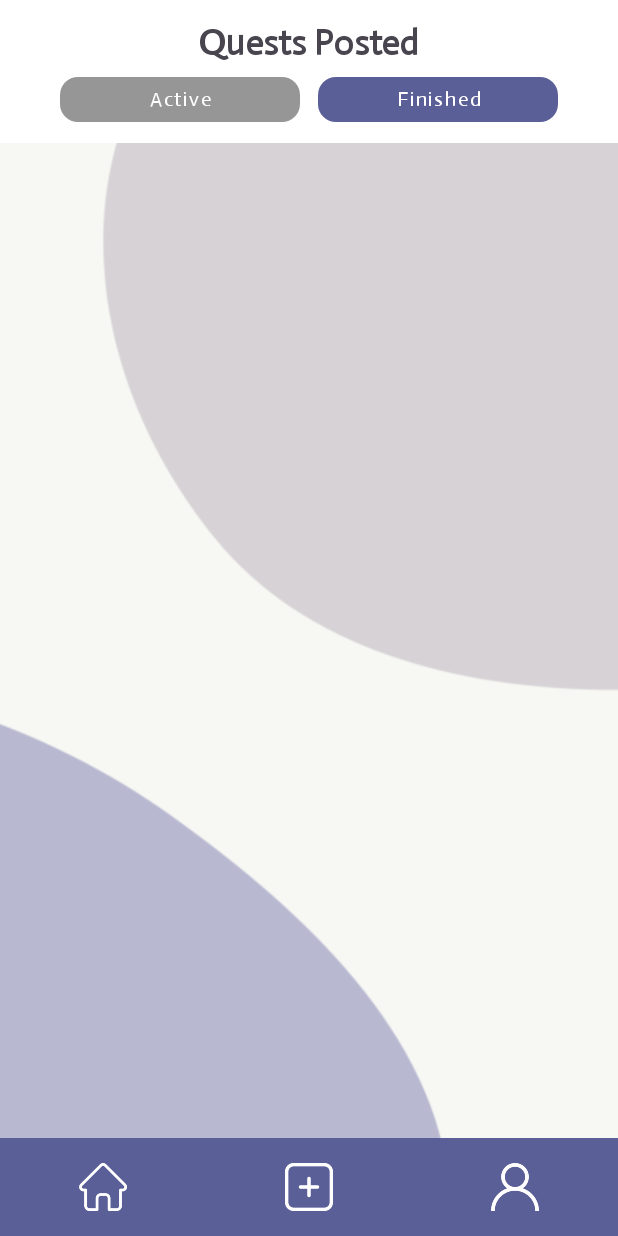
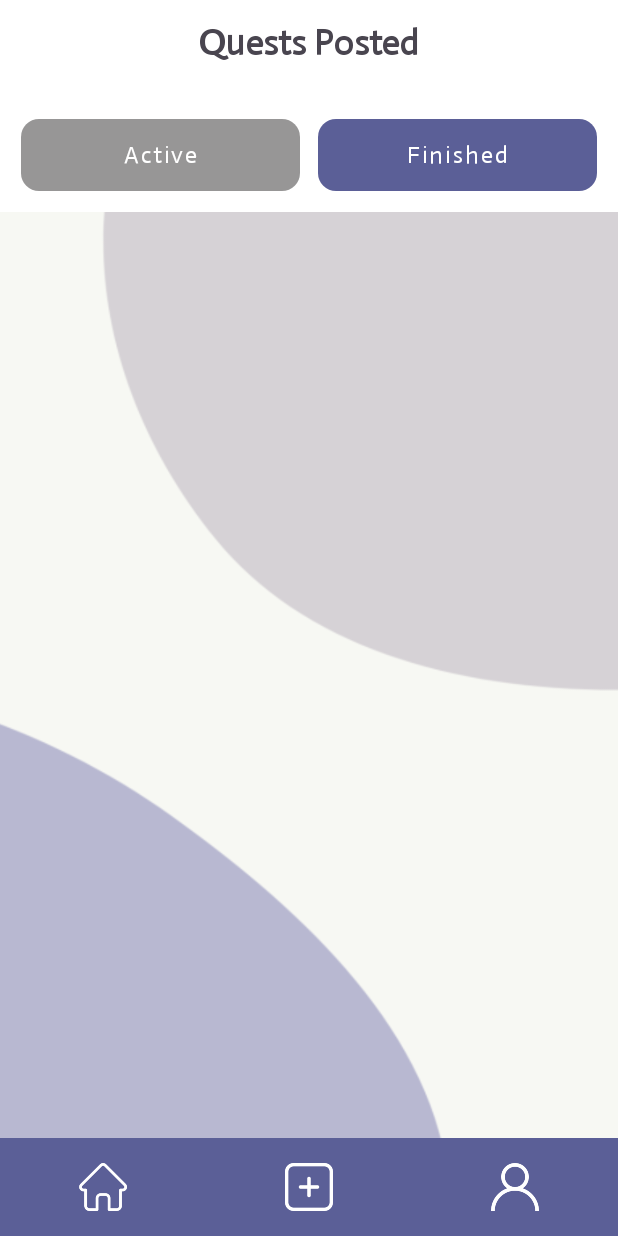
Before and after one commit to xlfrxd/Questify, an Android app: the layout activity_quests_posted.xml on its own in the app's theme, with its tools: preview values and no code run, on a phone screen of 412 x 824 dp. Run offline under Robolectric (Android 15) with nearby library versions, the phone set to English and light mode, and no system bars.

Commit message:
Updated Taken and Posted
1. Buttons for Active and Finished are updated

```diff
--- a/app/src/main/res/layout/activity_quests_posted.xml
+++ b/app/src/main/res/layout/activity_quests_posted.xml
@@ -31,40 +31,44 @@
             android:fontFamily="@font/actor_regular"
             android:layout_centerHorizontal="true"
             android:layout_marginBottom="8dp"/>
+    </RelativeLayout>
 
+    <!-- Container for Active and Finished Buttons -->
     <LinearLayout
+        android:id="@+id/buttonContainer"
         android:layout_width="match_parent"
         android:layout_height="wrap_content"
         android:orientation="horizontal"
         android:gravity="center_horizontal"
-            android:layout_below="@id/pageTitle">
+        android:layout_below="@id/header"
+        android:padding="14dp"
+        android:background="@color/white">
 
         <Button
             android:id="@+id/btnActive"
-                android:layout_width="160dp"
-                android:layout_height="30dp"
+            android:layout_width="0dp"
+            android:layout_height="48dp"
+            android:layout_weight="1"
             android:layout_marginEnd="12dp"
-                android:padding="0dp"
             android:text="Active"
             android:textAlignment="center"
-                android:textSize="13dp"
+            android:textSize="16sp"
             app:textAllCaps="false"
             style="@style/CustomButtonStyle1"
             android:fontFamily="@font/actor_regular"/>
 
         <Button
             android:id="@+id/btnFinished"
-                android:layout_width="160dp"
-                android:layout_height="30dp"
-                android:padding="0dp"
+            android:layout_width="0dp"
+            android:layout_height="48dp"
+            android:layout_weight="1"
             android:text="Finished"
-                android:textSize="13dp"
+            android:textSize="16sp"
             android:textAlignment="center"
             app:textAllCaps="false"
             style="@style/CustomButtonStyle2"
             android:fontFamily="@font/actor_regular"/>
     </LinearLayout>
-    </RelativeLayout>
 
     <!-- RecyclerView for Quests -->
     <androidx.recyclerview.widget.RecyclerView
@@ -72,7 +76,7 @@
         android:layout_width="match_parent"
         android:layout_height="0dp"
         android:layout_above="@id/bottom_navigation"
-        android:layout_below="@id/header"
+        android:layout_below="@id/buttonContainer"
         android:padding="16dp"
         android:clipToPadding="false"
         android:scrollbars="vertical" />
```
Also changed, not shown: app/src/main/res/layout/activity_quests_taken.xml (+15 -11 lines). Lines whose indentation alone changed are shown as unchanged.
